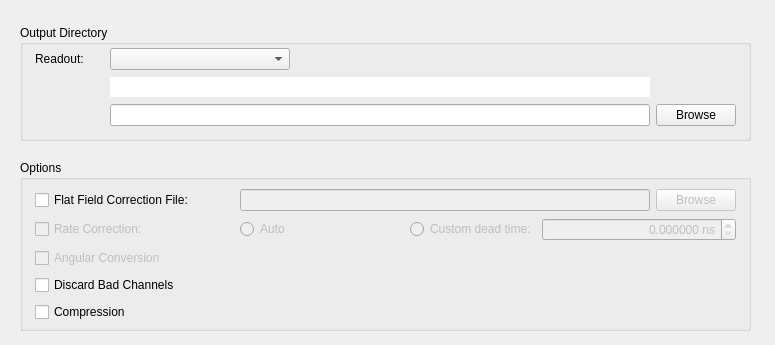
The window that slsDetectorGui/forms/form_tab_dataoutput.ui (slsdetectorgroup/slsDetectorPackage) describes before a commit, drawn with Qt 5.
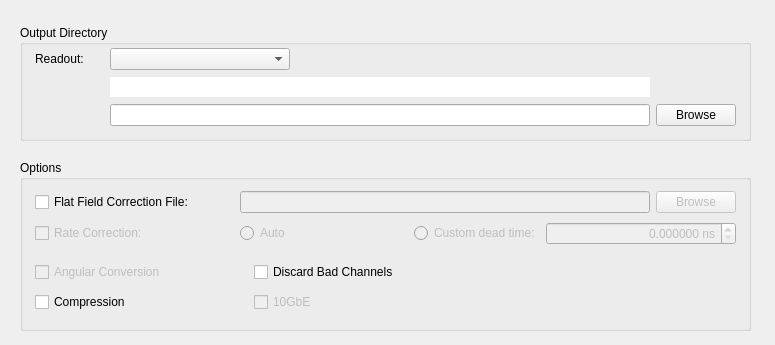
The same window after the commit. Icons and pictures are not drawn.

```diff
--- a/slsDetectorGui/forms/form_tab_dataoutput.ui
+++ b/slsDetectorGui/forms/form_tab_dataoutput.ui
@@ -49,23 +49,13 @@
       <x>15</x>
       <y>25</y>
       <width>701</width>
-      <height>141</height>
+      <height>66</height>
      </rect>
     </property>
     <layout class="QGridLayout" name="gridLayout_2">
      <property name="verticalSpacing">
       <number>3</number>
      </property>
-     <item row="2" column="0">
-      <widget class="QCheckBox" name="chkAngular">
-       <property name="enabled">
-        <bool>false</bool>
-       </property>
-       <property name="text">
-        <string>Angular Conversion</string>
-       </property>
-      </widget>
-     </item>
      <item row="0" column="0">
       <widget class="QCheckBox" name="chkFlatField">
        <property name="toolTip">
@@ -107,55 +97,6 @@
        </property>
       </widget>
      </item>
-     <item row="3" column="6">
-      <spacer name="horizontalSpacer_5">
-       <property name="orientation">
-        <enum>Qt::Horizontal</enum>
-       </property>
-       <property name="sizeType">
-        <enum>QSizePolicy::Fixed</enum>
-       </property>
-       <property name="sizeHint" stdset="0">
-        <size>
-         <width>40</width>
-         <height>20</height>
-        </size>
-       </property>
-      </spacer>
-     </item>
-     <item row="3" column="0">
-      <widget class="QCheckBox" name="chkDiscardBad">
-       <property name="text">
-        <string>Discard Bad Channels</string>
-       </property>
-      </widget>
-     </item>
-     <item row="1" column="2">
-      <widget class="QRadioButton" name="radioAuto">
-       <property name="enabled">
-        <bool>false</bool>
-       </property>
-       <property name="text">
-        <string>Auto</string>
-       </property>
-      </widget>
-     </item>
-     <item row="3" column="3">
-      <spacer name="horizontalSpacer_7">
-       <property name="orientation">
-        <enum>Qt::Horizontal</enum>
-       </property>
-       <property name="sizeType">
-        <enum>QSizePolicy::Fixed</enum>
-       </property>
-       <property name="sizeHint" stdset="0">
-        <size>
-         <width>40</width>
-         <height>20</height>
-        </size>
-       </property>
-      </spacer>
-     </item>
      <item row="0" column="8">
       <widget class="QPushButton" name="btnFlatField">
        <property name="enabled">
@@ -190,37 +131,15 @@
        </property>
       </widget>
      </item>
-     <item row="3" column="8">
-      <spacer name="horizontalSpacer_8">
-       <property name="orientation">
-        <enum>Qt::Horizontal</enum>
+     <item row="1" column="2">
+      <widget class="QRadioButton" name="radioAuto">
+       <property name="enabled">
+        <bool>false</bool>
        </property>
-       <property name="sizeType">
-        <enum>QSizePolicy::Fixed</enum>
+       <property name="text">
+        <string>Auto</string>
        </property>
-       <property name="sizeHint" stdset="0">
-        <size>
-         <width>40</width>
-         <height>20</height>
-        </size>
-       </property>
-      </spacer>
-     </item>
-     <item row="3" column="7">
-      <spacer name="horizontalSpacer_9">
-       <property name="orientation">
-        <enum>Qt::Horizontal</enum>
-       </property>
-       <property name="sizeType">
-        <enum>QSizePolicy::Fixed</enum>
-       </property>
-       <property name="sizeHint" stdset="0">
-        <size>
-         <width>40</width>
-         <height>20</height>
-        </size>
-       </property>
-      </spacer>
+      </widget>
      </item>
      <item row="1" column="6" colspan="3">
       <widget class="QDoubleSpinBox" name="spinDeadTime">
@@ -257,7 +176,23 @@
        </property>
       </widget>
      </item>
-     <item row="3" column="4">
+     <item row="1" column="3">
+      <spacer name="horizontalSpacer_7">
+       <property name="orientation">
+        <enum>Qt::Horizontal</enum>
+       </property>
+       <property name="sizeType">
+        <enum>QSizePolicy::Fixed</enum>
+       </property>
+       <property name="sizeHint" stdset="0">
+        <size>
+         <width>40</width>
+         <height>20</height>
+        </size>
+       </property>
+      </spacer>
+     </item>
+     <item row="1" column="4">
       <spacer name="horizontalSpacer_6">
        <property name="orientation">
         <enum>Qt::Horizontal</enum>
@@ -273,7 +208,71 @@
        </property>
       </spacer>
      </item>
-     <item row="4" column="0">
+    </layout>
+   </widget>
+   <widget class="QWidget" name="gridLayoutWidget_3">
+    <property name="geometry">
+     <rect>
+      <x>15</x>
+      <y>95</y>
+      <width>701</width>
+      <height>66</height>
+     </rect>
+    </property>
+    <layout class="QGridLayout" name="gridLayout_3">
+     <property name="verticalSpacing">
+      <number>3</number>
+     </property>
+     <item row="0" column="3">
+      <spacer name="horizontalSpacer_5">
+       <property name="orientation">
+        <enum>Qt::Horizontal</enum>
+       </property>
+       <property name="sizeType">
+        <enum>QSizePolicy::Fixed</enum>
+       </property>
+       <property name="sizeHint" stdset="0">
+        <size>
+         <width>310</width>
+         <height>20</height>
+        </size>
+       </property>
+      </spacer>
+     </item>
+     <item row="0" column="2">
+      <widget class="QCheckBox" name="chkDiscardBad">
+       <property name="text">
+        <string>Discard Bad Channels</string>
+       </property>
+      </widget>
+     </item>
+     <item row="0" column="1">
+      <spacer name="horizontalSpacer_4">
+       <property name="orientation">
+        <enum>Qt::Horizontal</enum>
+       </property>
+       <property name="sizeType">
+        <enum>QSizePolicy::Fixed</enum>
+       </property>
+       <property name="sizeHint" stdset="0">
+        <size>
+         <width>40</width>
+         <height>20</height>
+        </size>
+       </property>
+      </spacer>
+     </item>
+     <item row="0" column="0">
+      <widget class="QCheckBox" name="chkAngular">
+       <property name="enabled">
+        <bool>false</bool>
+       </property>
+       <property name="text">
+        <string>Angular Conversion</string>
+       </property>
+      </widget>
+     </item>
+     <item row="1" column="0">
       <widget class="QCheckBox" name="chkCompression">
        <property name="toolTip">
         <string>&lt;nobr&gt;
@@ -287,6 +286,23 @@
        </property>
       </widget>
      </item>
+     <item row="1" column="2">
+      <widget class="QCheckBox" name="chkTenGiga">
+       <property name="enabled">
+        <bool>false</bool>
+       </property>
+       <property name="toolTip">
+        <string>&lt;nobr&gt;
+Compression using Root. Available only for Gotthard in Expert Mode.
+&lt;/nobr&gt;&lt;br&gt;&lt;nobr&gt;
+ #r_compression#
+&lt;/nobr&gt;</string>
+       </property>
+       <property name="text">
+        <string>10GbE</string>
+       </property>
+      </widget>
+     </item>
     </layout>
    </widget>
   </widget>
```
Left out of the diff: 2 changed lines with no effect on the pictures.
